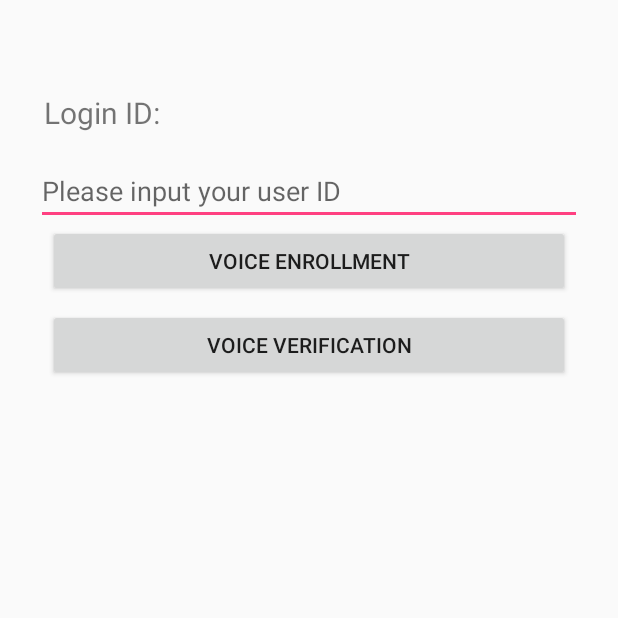
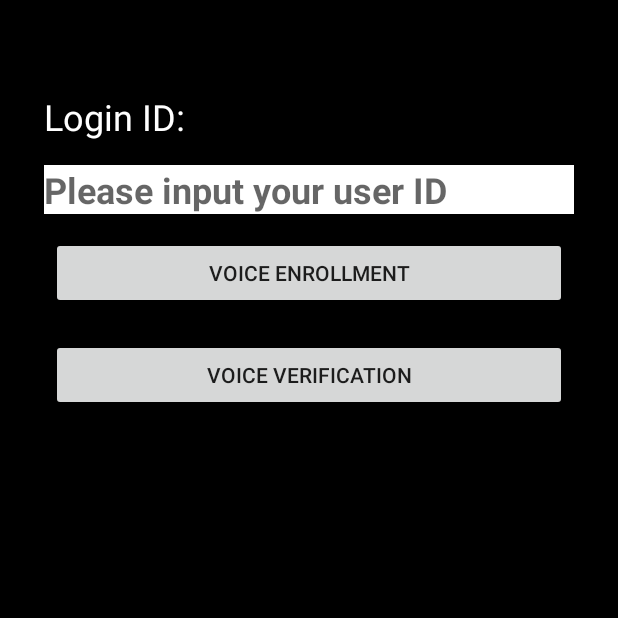
Before and after one commit to xinhedanti/Hackathon_VPA, an Android app: the screen it shows after launch (MainActivity), after a tap on "VOICE ENROLLMENT", on a phone screen of 412 x 824 dp, the top half of it. Run offline under Robolectric (Android 15) with nearby library versions, the phone set to English and light mode, and no system bars; libraries missing offline, so code that uses them is left out: com.loopj.android, cz.msebera.android; 7 statements that could not run were skipped.

Commit message:
create user onCreate of MainActivity. get user name text in enrollment view

```diff
--- a/app/src/main/java/com/voiceit/voiceit2sdk/MainActivity.java
+++ b/app/src/main/java/com/voiceit/voiceit2sdk/MainActivity.java
@@ -1,14 +1,12 @@
 package com.voiceit.voiceit2sdk;
 
+import android.app.Activity;
 import android.content.Context;
-import android.content.Intent;
-import android.content.SharedPreferences;
 import android.os.Bundle;
 import android.support.v7.app.AppCompatActivity;
 import android.view.View;
+import android.widget.Button;
 import android.widget.EditText;
-import android.widget.Switch;
-import android.widget.TextView;
 import android.widget.Toast;
 
 import com.loopj.android.http.JsonHttpResponseHandler;
@@ -17,7 +15,6 @@ import org.json.JSONException;
 import org.json.JSONObject;
 import cz.msebera.android.httpclient.Header;
 
-import com.voiceit.voiceit2.VoiceEnrollmentView;
 import com.voiceit.voiceit2.VoiceItAPI2;
 
 import java.io.BufferedReader;
@@ -32,9 +29,13 @@ public class MainActivity extends AppCompatActivity {
     private VoiceItAPI2 myVoiceIt;
     private String userId="";
     private String userName="";
-    private String phrase = "Never forget tomorrow is a new day";
+    private String phrase = "welcome to the hackathon it's going to be fun";
     private String contentLanguage = "en-US";
     private boolean doLivenessCheck = false; // Liveness detection is not used for enrollment views
+
+    private boolean userCreated = false;
+
+    public EditText _userName;
 
     @Override
     protected void onCreate(Bundle savedInstanceState) {
@@ -43,16 +44,7 @@ public class MainActivity extends AppCompatActivity {
 
         myVoiceIt = new VoiceItAPI2("key_85952e14f77b4d6eb4f6df20c578004d","tok_1dc13da43844428391585c4b35375fad");
 
-
-
-    }
-
-
-    public void encapsulatedVoiceEnrollment(View view) {
-
-        userName = findViewById(R.id.userName).toString();
-
-
+        //create userId in the beginning
         myVoiceIt.createUser(new JsonHttpResponseHandler() {
             @Override
             public void onSuccess(int statusCode, Header[] headers, JSONObject response) {
@@ -60,13 +52,13 @@ public class MainActivity extends AppCompatActivity {
                 try {
                     userId = (String)response.get("userId");
                     System.out.println("Create User Successful : " + response.toString() + " " + userName + " " + userId);
+                    userCreated = true;
 
                 } catch (JSONException e) {
                     e.printStackTrace();
                 }
                 //store the user name;user id pair into txt
-                    saveInfo(getBaseContext(),userName,userId);
-
+                //saveInfo(getBaseContext(),userName,userId);
             }
 
             @Override
@@ -75,38 +67,55 @@ public class MainActivity extends AppCompatActivity {
                     System.out.println("Create User Failed : " + errorResponse.toString());
                 }
             }
+        });
+    }
 
-            });
+
+    public void encapsulatedVoiceEnrollment(View view) {
+        _userName = (EditText) this.findViewById(R.id.userName);
+        userName = _userName.getText().toString();
+        //if userName is found from file. override the userId with the value from the file.
+        //ideally, the logic should be if the user not found from mapping file, create new user. but can't have two functions in one onclick.
+        //this just workaround.
 
         myVoiceIt.encapsulatedVoiceEnrollment(this, userId, contentLanguage, phrase, new JsonHttpResponseHandler() {
             @Override
             public void onSuccess(int statusCode, Header[] headers, JSONObject response) {
-                System.out.println("encapsulatedVoiceEnrollment Success Result : " + response.toString() + " " + userId + " " + contentLanguage + " " + phrase);
+                System.out.println("encapsulatedVoiceEnrollment Success Result : " + response.toString() + " userName: " + userName + "userId: " + userId + " " + contentLanguage + " " + phrase);
+                //append userName;userId mapping to a file.
             }
 
             @Override
             public void onFailure(int statusCode, Header[] headers, Throwable throwable, JSONObject errorResponse) {
                 if (errorResponse != null) {
-                    System.out.println("encapsulatedVoiceEnrollment Failure Result : " + errorResponse.toString()+ " " + userId + " " + contentLanguage + " " + phrase);
+                    System.out.println("encapsulatedVoiceEnrollment Failure Result : " + errorResponse.toString()+ " userName: " + userName + "userId: " + userId + " " + contentLanguage + " " + phrase);
                 }
             }
         });
-     //   }else {Toast.makeText(this,"Please enter user name", Toast.LENGTH_LONG).show();}
-
 
     }
 
     public void encapsulatedVoiceVerification(View view) {
+
+        //get userName from editText
+        _userName = (EditText) this.findViewById(R.id.userName);
+        userName = _userName.getText().toString();
+
+        //look for userId from user info mapping file
+        //userId = FileInstreamxxx
+
+        System.out.println("I am in verification method, userName : " + userName + " userId: " + userId);
+
         myVoiceIt.encapsulatedVoiceVerification(this, userId, contentLanguage, phrase, new JsonHttpResponseHandler() {
             @Override
             public void onSuccess(int statusCode, Header[] headers, JSONObject response) {
-                System.out.println("encapsulatedVoiceVerification Result : " + response.toString());
+                System.out.println("encapsulatedVoiceVerification Success Result : " + response.toString() + " userName: " + userName + "userId : " + userId);
             }
 
             @Override
             public void onFailure(int statusCode, Header[] headers, Throwable throwable, JSONObject errorResponse) {
                 if (errorResponse != null) {
-                    System.out.println("encapsulatedVoiceVerification Result : " + errorResponse.toString());
+                    System.out.println("encapsulatedVoiceVerification Failure Result : userName : " + userName + " userId " + userId + errorResponse.toString());
                 }
             }
         });
--- a/app/src/main/res/layout/activity_main.xml
+++ b/app/src/main/res/layout/activity_main.xml
@@ -7,44 +7,49 @@
     android:paddingTop="56dp"
     android:paddingLeft="24dp"
     android:paddingRight="24dp"
+    android:background="#000000"
+    android:theme="@style/Theme.AppCompat.Light"
     tools:context="com.voiceit.voiceit2sdk.MainActivity">
 
 
     <TextView
         android:id="@+id/textView"
+        android:layout_width="match_parent"
         android:layout_height="38dp"
         android:layout_margin="5dp"
-        android:layout_width="match_parent"
         android:text="Login ID:"
-        android:textSize="20sp" />
+        android:textColor="#ffffff"
+        android:textSize="24sp" />
 
     <EditText
         android:id="@+id/userName"
+        android:layout_width="match_parent"
         android:layout_height="wrap_content"
-        android:layout_width="match_parent"
+        android:layout_margin="5dp"
+        android:background="#ffffff"
         android:hint="Please input your user ID"
         android:maxLines="1"
-        android:textColor="@android:color/black"/>
+        android:textAlignment="viewStart"
+        android:textColor="@android:color/black"
+        android:textSize="24sp"
+        android:textStyle="bold" />
 
 
     <Button
-        android:id="@+id/button5"
+        android:id="@+id/btn_enroll"
         android:layout_width="match_parent"
         android:layout_height="wrap_content"
-        android:layout_marginBottom="8dp"
-        android:layout_marginEnd="8dp"
-        android:layout_marginStart="8dp"
-        android:text="Voice Enrollment"
-        android:onClick="encapsulatedVoiceEnrollment" />
+        android:layout_margin="10dp"
+        android:onClick="encapsulatedVoiceEnrollment"
+        android:text="Voice Enrollment" />
+
 
     <Button
-        android:id="@+id/button6"
+        android:id="@+id/btn_verify"
         android:layout_width="match_parent"
         android:layout_height="wrap_content"
-        android:layout_marginBottom="8dp"
-        android:layout_marginEnd="8dp"
-        android:layout_marginStart="8dp"
-        android:text="Voice Verification"
-        android:onClick="encapsulatedVoiceVerification"/>
+        android:layout_margin="10dp"
+        android:onClick="encapsulatedVoiceVerification"
+        android:text="Voice Verification" />
 
 </LinearLayout>
--- a/voiceit2/src/main/java/com/voiceit/voiceit2/VoiceEnrollmentView.java
+++ b/voiceit2/src/main/java/com/voiceit/voiceit2/VoiceEnrollmentView.java
@@ -34,7 +34,7 @@ public class VoiceEnrollmentView extends AppCompatActivity {
     private MediaRecorder mMediaRecorder = null;
 
     private VoiceItAPI2 mVoiceIt2;
-    private String mUserID = "usr_c41fa437eb314a9e96cf56cec8599dc0";
+    private String mUserID = "";
     private String mContentLanguage = "";
     private String mPhrase = "";
 
@@ -107,7 +107,7 @@ public class VoiceEnrollmentView extends AppCompatActivity {
             public void onSuccess(int statusCode, Header[] headers, JSONObject Response) {
                 // Record voice and enroll
                 recordVoice();
-                System.out.println("record voice finish....");
+                System.out.println("record voice finish....UserId : " + mUserID);
             }
             @Override
             public void onFailure(int statusCode, Header[] headers, Throwable throwable, JSONObject errorResponse) {
@@ -155,6 +155,7 @@ public class VoiceEnrollmentView extends AppCompatActivity {
             }
         } else {
             // Permissions granted, so continue with view
+            System.out.print("Permission granted, continue to start enrollment");
             startEnrollmentFlow();
             System.out.println("Permission Granted and Finish Enrollment Flow.....");
         }
--- a/voiceit2/src/main/java/com/voiceit/voiceit2/VoiceItAPI2.java
+++ b/voiceit2/src/main/java/com/voiceit/voiceit2/VoiceItAPI2.java
@@ -10,7 +10,6 @@ import android.os.Bundle;
 import android.os.Handler;
 import android.support.v4.content.LocalBroadcastManager;
 import android.util.Log;
-import android.widget.Toast;
 
 import com.loopj.android.http.*;
 
@@ -712,6 +711,8 @@ public class VoiceItAPI2 {
 
     public void encapsulatedVoiceEnrollment(Activity activity, String userID, String contentLanguage, String phrase, final JsonHttpResponseHandler responseHandler) {
         System.out.println("breakpoint 0");
+
+
         if (!userIdFormatted(userID)) {
             responseHandler.sendFailureMessage(200, null, buildJSONFormatMessage().toString().getBytes(), new Throwable());
             System.out.println("userIdFormatted Error : " + responseHandler.toString());
```
Lines whose indentation alone changed are shown as unchanged.
